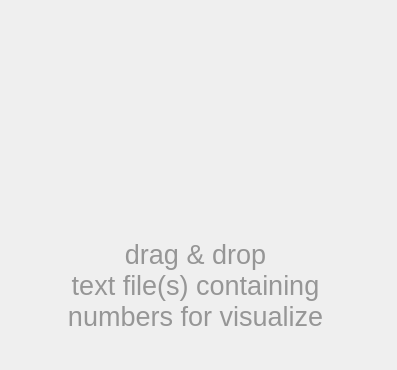
The window that gui/davis_gui.ui (DevToolsOrganization/matrix-data-visualization-DAVIS) describes before a commit, drawn with Qt 5.
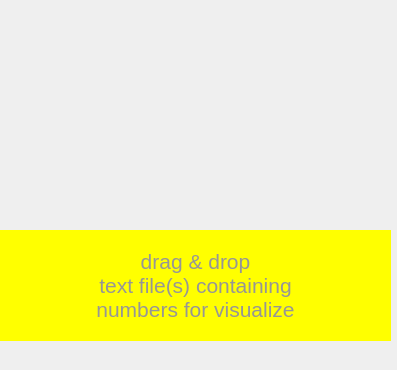
The same window after the commit. Icons and pictures are not drawn.

Patch:
```diff
--- a/gui/davis_gui.ui
+++ b/gui/davis_gui.ui
@@ -54,8 +54,11 @@
       <pointsize>24</pointsize>
      </font>
     </property>
+    <property name="styleSheet">
+     <string notr="true">background-color: rgb(255, 255, 0) ;</string>
+    </property>
     <property name="text">
-     <string>&lt;html&gt;&lt;head/&gt;&lt;body&gt;&lt;p align=&quot;center&quot;&gt;&lt;span style=&quot; font-size:20pt; color:#969696;&quot;&gt;drag &amp;amp; drop&lt;br/&gt;text file(s) containing&lt;br/&gt;numbers for visualize&lt;/span&gt;&lt;/p&gt;&lt;/body&gt;&lt;/html&gt;</string>
+     <string>&lt;html&gt;&lt;head/&gt;&lt;body&gt;&lt;p align=&quot;center&quot;&gt;&lt;span style=&quot; font-size:16pt; color:#969696;&quot;&gt;drag &amp;amp; drop&lt;br/&gt;text file(s) containing&lt;br/&gt;numbers for visualize&lt;/span&gt;&lt;/p&gt;&lt;/body&gt;&lt;/html&gt;</string>
     </property>
    </widget>
    <widget class="QLabel" name="label_doc">
```
